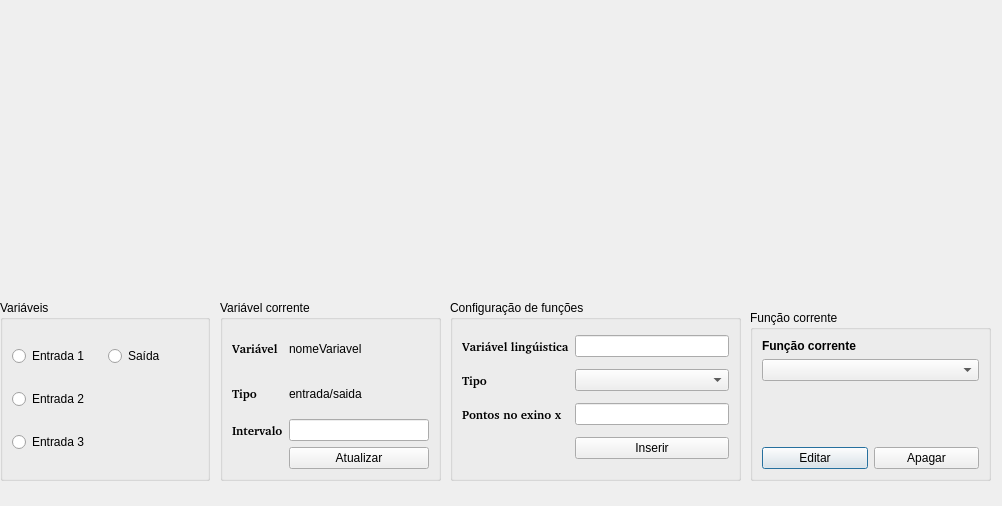
Before: the Qt Designer form src/functionwindow.ui in carvalhojldc/fuzzy-control, drawn with Qt 5.
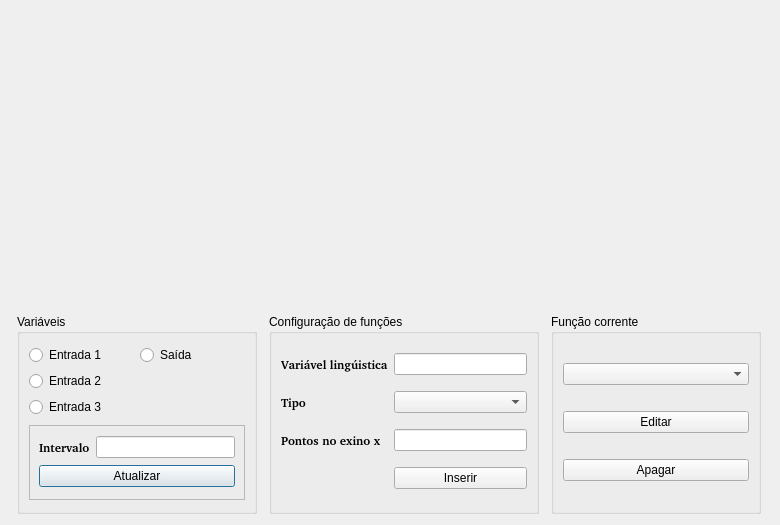
After: the same form once the commit is applied. Custom widgets are drawn as their Qt base class.

What changed in the file:
```diff
--- a/src/functionwindow.ui
+++ b/src/functionwindow.ui
@@ -6,184 +6,40 @@
    <rect>
     <x>0</x>
     <y>0</y>
-    <width>1002</width>
-    <height>506</height>
+    <width>780</width>
+    <height>525</height>
    </rect>
   </property>
+  <property name="minimumSize">
+   <size>
+    <width>780</width>
+    <height>525</height>
+   </size>
+  </property>
+  <property name="maximumSize">
+   <size>
+    <width>780</width>
+    <height>525</height>
+   </size>
+  </property>
   <property name="windowTitle">
    <string>Fuzzy</string>
   </property>
-  <widget class="QGroupBox" name="groupBox_4">
-   <property name="geometry">
-    <rect>
-     <x>350</x>
-     <y>530</y>
-     <width>191</width>
-     <height>81</height>
-    </rect>
-   </property>
-   <property name="title">
-    <string>Controle</string>
-   </property>
-   <widget class="QComboBox" name="cb_controlFuzzy">
-    <property name="geometry">
-     <rect>
-      <x>20</x>
-      <y>40</y>
-      <width>170</width>
-      <height>31</height>
-     </rect>
-    </property>
-   </widget>
-  </widget>
-  <widget class="QGroupBox" name="groupBox_5">
-   <property name="geometry">
-    <rect>
-     <x>750</x>
-     <y>310</y>
-     <width>241</width>
-     <height>171</height>
-    </rect>
-   </property>
-   <property name="title">
-    <string>Função corrente</string>
-   </property>
-   <layout class="QGridLayout" name="gridLayout_5">
-    <item row="2" column="0">
-     <widget class="QPushButton" name="pb_editFunction">
-      <property name="text">
-       <string>Editar</string>
-      </property>
-     </widget>
-    </item>
-    <item row="0" column="0" colspan="2">
-     <layout class="QGridLayout" name="gridLayout">
+  <layout class="QGridLayout" name="gridLayout_8">
       <item row="0" column="0">
-       <widget class="QLabel" name="label">
-        <property name="font">
-         <font>
-          <weight>75</weight>
-          <bold>true</bold>
-         </font>
-        </property>
-        <property name="text">
-         <string>Função corrente</string>
-        </property>
-       </widget>
-      </item>
-      <item row="1" column="0">
-       <widget class="QComboBox" name="cb_currentFuzzyFunction"/>
-      </item>
-     </layout>
-    </item>
-    <item row="2" column="1">
-     <widget class="QPushButton" name="pb_deleteFunction">
-      <property name="text">
-       <string>Apagar</string>
-      </property>
-     </widget>
-    </item>
-    <item row="1" column="0">
-     <spacer name="verticalSpacer">
-      <property name="orientation">
-       <enum>Qt::Vertical</enum>
-      </property>
-      <property name="sizeHint" stdset="0">
-       <size>
-        <width>20</width>
-        <height>40</height>
-       </size>
-      </property>
-     </spacer>
-    </item>
-   </layout>
-  </widget>
-  <widget class="QGroupBox" name="groupBox">
-   <property name="geometry">
-    <rect>
-     <x>450</x>
-     <y>300</y>
-     <width>291</width>
-     <height>181</height>
-    </rect>
-   </property>
-   <property name="title">
-    <string>Configuração de funções</string>
-   </property>
-   <layout class="QGridLayout" name="gridLayout_2">
+    <layout class="QGridLayout" name="gridLayout_7">
     <item row="0" column="0">
-     <widget class="QLabel" name="lb_InsertFunctionName">
-      <property name="font">
-       <font>
-        <family>Bitstream Charter</family>
-        <weight>75</weight>
-        <bold>true</bold>
-       </font>
-      </property>
-      <property name="text">
-       <string>Variável lingúistica</string>
-      </property>
-     </widget>
-    </item>
-    <item row="0" column="1">
-     <widget class="QLineEdit" name="le_InsertFunctionName"/>
-    </item>
-    <item row="1" column="0">
-     <widget class="QLabel" name="label_12">
-      <property name="font">
-       <font>
-        <family>Bitstream Charter</family>
-        <weight>75</weight>
-        <bold>true</bold>
-       </font>
-      </property>
-      <property name="text">
-       <string>Tipo</string>
-      </property>
-     </widget>
-    </item>
-    <item row="1" column="1">
-     <widget class="QComboBox" name="cb_InsertFunctionType"/>
-    </item>
-    <item row="2" column="0">
-     <widget class="QLabel" name="label_8">
-      <property name="font">
-       <font>
-        <family>Bitstream Charter</family>
-        <weight>75</weight>
-        <bold>true</bold>
-       </font>
-      </property>
-      <property name="text">
-       <string>Pontos no exino x</string>
-      </property>
-     </widget>
-    </item>
-    <item row="2" column="1">
-     <widget class="QLineEdit" name="le_InsertRangeFunction"/>
-    </item>
-    <item row="3" column="1">
-     <widget class="QPushButton" name="pb_insertFunction">
-      <property name="text">
-       <string>Inserir</string>
-      </property>
-     </widget>
-    </item>
-   </layout>
-  </widget>
   <widget class="QCustomPlot" name="funcionPlot" native="true">
-   <property name="geometry">
-    <rect>
-     <x>10</x>
-     <y>30</y>
-     <width>981</width>
-     <height>271</height>
-    </rect>
+       <property name="sizePolicy">
+        <sizepolicy hsizetype="Fixed" vsizetype="Fixed">
+         <horstretch>0</horstretch>
+         <verstretch>0</verstretch>
+        </sizepolicy>
    </property>
    <property name="minimumSize">
     <size>
-     <width>250</width>
-     <height>250</height>
+         <width>760</width>
+         <height>300</height>
     </size>
    </property>
    <property name="maximumSize">
@@ -194,25 +50,29 @@
    </property>
    <layout class="QGridLayout" name="gridLayout_6"/>
   </widget>
+     </item>
+     <item row="1" column="0">
+      <layout class="QGridLayout" name="gridLayout_3">
+       <item row="0" column="0">
   <widget class="QGroupBox" name="gb_io">
-   <property name="geometry">
-    <rect>
-     <x>0</x>
-     <y>300</y>
-     <width>210</width>
-     <height>181</height>
-    </rect>
-   </property>
    <property name="minimumSize">
     <size>
-     <width>169</width>
-     <height>0</height>
+           <width>240</width>
+           <height>200</height>
+          </size>
+         </property>
+         <property name="maximumSize">
+          <size>
+           <width>240</width>
+           <height>200</height>
     </size>
    </property>
    <property name="title">
     <string>Variáveis</string>
    </property>
    <layout class="QGridLayout" name="gridLayout_4">
+          <item row="1" column="0" colspan="2">
+           <layout class="QGridLayout" name="gridLayout_9">
     <item row="0" column="0">
      <widget class="QRadioButton" name="rb_inputP">
       <property name="text">
@@ -242,69 +102,29 @@
      </widget>
     </item>
    </layout>
-  </widget>
-  <widget class="QGroupBox" name="groupBox_2">
-   <property name="geometry">
-    <rect>
-     <x>220</x>
-     <y>300</y>
-     <width>221</width>
-     <height>181</height>
-    </rect>
-   </property>
+          </item>
+          <item row="4" column="0" colspan="2">
+           <widget class="QFrame" name="frame">
    <property name="minimumSize">
     <size>
-     <width>210</width>
-     <height>170</height>
-    </size>
-   </property>
-   <property name="title">
-    <string>Variável corrente</string>
-   </property>
-   <layout class="QGridLayout" name="gridLayout_3">
+              <width>0</width>
+              <height>75</height>
+             </size>
+            </property>
+            <property name="maximumSize">
+             <size>
+              <width>16777215</width>
+              <height>75</height>
+             </size>
+            </property>
+            <property name="frameShape">
+             <enum>QFrame::StyledPanel</enum>
+            </property>
+            <property name="frameShadow">
+             <enum>QFrame::Raised</enum>
+            </property>
+            <layout class="QGridLayout" name="gridLayout_5">
     <item row="0" column="0">
-     <widget class="QLabel" name="label_3">
-      <property name="font">
-       <font>
-        <family>Bitstream Charter</family>
-        <weight>75</weight>
-        <bold>true</bold>
-       </font>
-      </property>
-      <property name="text">
-       <string>Variável</string>
-      </property>
-     </widget>
-    </item>
-    <item row="0" column="1">
-     <widget class="QLabel" name="lb_fuzzyVari">
-      <property name="text">
-       <string>nomeVariavel</string>
-      </property>
-     </widget>
-    </item>
-    <item row="1" column="0">
-     <widget class="QLabel" name="label_6">
-      <property name="font">
-       <font>
-        <family>Bitstream Charter</family>
-        <weight>75</weight>
-        <bold>true</bold>
-       </font>
-      </property>
-      <property name="text">
-       <string>Tipo</string>
-      </property>
-     </widget>
-    </item>
-    <item row="1" column="1">
-     <widget class="QLabel" name="lb_fuzzyIO">
-      <property name="text">
-       <string>entrada/saida</string>
-      </property>
-     </widget>
-    </item>
-    <item row="2" column="0">
      <widget class="QLabel" name="label_4">
       <property name="font">
        <font>
@@ -318,10 +138,10 @@
       </property>
      </widget>
     </item>
-    <item row="2" column="1">
+             <item row="0" column="1">
      <widget class="QLineEdit" name="le_fuzzyRange"/>
     </item>
-    <item row="3" column="1">
+             <item row="1" column="0" colspan="2">
      <widget class="QPushButton" name="pb_fuzzyIO">
       <property name="text">
        <string>Atualizar</string>
@@ -330,12 +150,171 @@
     </item>
    </layout>
   </widget>
-  <zorder>groupBox_5</zorder>
-  <zorder>groupBox</zorder>
-  <zorder>funcionPlot</zorder>
-  <zorder>gb_io</zorder>
-  <zorder>groupBox_2</zorder>
-  <zorder>groupBox_4</zorder>
+          </item>
+          <item row="5" column="0">
+           <spacer name="verticalSpacer_2">
+            <property name="orientation">
+             <enum>Qt::Vertical</enum>
+            </property>
+            <property name="sizeHint" stdset="0">
+             <size>
+              <width>20</width>
+              <height>40</height>
+             </size>
+            </property>
+           </spacer>
+          </item>
+          <item row="0" column="0">
+           <spacer name="verticalSpacer">
+            <property name="orientation">
+             <enum>Qt::Vertical</enum>
+            </property>
+            <property name="sizeHint" stdset="0">
+             <size>
+              <width>20</width>
+              <height>40</height>
+             </size>
+            </property>
+           </spacer>
+          </item>
+          <item row="2" column="0">
+           <spacer name="verticalSpacer_3">
+            <property name="orientation">
+             <enum>Qt::Vertical</enum>
+            </property>
+            <property name="sizeHint" stdset="0">
+             <size>
+              <width>20</width>
+              <height>40</height>
+             </size>
+            </property>
+           </spacer>
+          </item>
+         </layout>
+        </widget>
+       </item>
+       <item row="0" column="1">
+        <widget class="QGroupBox" name="groupBox">
+         <property name="minimumSize">
+          <size>
+           <width>270</width>
+           <height>200</height>
+          </size>
+         </property>
+         <property name="maximumSize">
+          <size>
+           <width>270</width>
+           <height>200</height>
+          </size>
+         </property>
+         <property name="title">
+          <string>Configuração de funções</string>
+         </property>
+         <layout class="QGridLayout" name="gridLayout_2">
+          <item row="0" column="0">
+           <widget class="QLabel" name="lb_InsertFunctionName">
+            <property name="font">
+             <font>
+              <family>Bitstream Charter</family>
+              <weight>75</weight>
+              <bold>true</bold>
+             </font>
+            </property>
+            <property name="text">
+             <string>Variável lingúistica</string>
+            </property>
+           </widget>
+          </item>
+          <item row="0" column="1">
+           <widget class="QLineEdit" name="le_InsertFunctionName"/>
+          </item>
+          <item row="1" column="0">
+           <widget class="QLabel" name="label_12">
+            <property name="font">
+             <font>
+              <family>Bitstream Charter</family>
+              <weight>75</weight>
+              <bold>true</bold>
+             </font>
+            </property>
+            <property name="text">
+             <string>Tipo</string>
+            </property>
+           </widget>
+          </item>
+          <item row="1" column="1">
+           <widget class="QComboBox" name="cb_InsertFunctionType"/>
+          </item>
+          <item row="2" column="0">
+           <widget class="QLabel" name="label_8">
+            <property name="font">
+             <font>
+              <family>Bitstream Charter</family>
+              <weight>75</weight>
+              <bold>true</bold>
+             </font>
+            </property>
+            <property name="text">
+             <string>Pontos no exino x</string>
+            </property>
+           </widget>
+          </item>
+          <item row="2" column="1">
+           <widget class="QLineEdit" name="le_InsertRangeFunction"/>
+          </item>
+          <item row="3" column="1">
+           <widget class="QPushButton" name="pb_insertFunction">
+            <property name="text">
+             <string>Inserir</string>
+            </property>
+           </widget>
+          </item>
+         </layout>
+        </widget>
+       </item>
+       <item row="0" column="2">
+        <widget class="QGroupBox" name="groupBox_5">
+         <property name="minimumSize">
+          <size>
+           <width>210</width>
+           <height>200</height>
+          </size>
+         </property>
+         <property name="maximumSize">
+          <size>
+           <width>210</width>
+           <height>200</height>
+          </size>
+         </property>
+         <property name="title">
+          <string>Função corrente</string>
+         </property>
+         <layout class="QGridLayout" name="gridLayout">
+          <item row="0" column="0">
+           <widget class="QComboBox" name="cb_currentFuzzyFunction"/>
+          </item>
+          <item row="1" column="0">
+           <widget class="QPushButton" name="pb_editFunction">
+            <property name="text">
+             <string>Editar</string>
+            </property>
+           </widget>
+          </item>
+          <item row="2" column="0">
+           <widget class="QPushButton" name="pb_deleteFunction">
+            <property name="text">
+             <string>Apagar</string>
+            </property>
+           </widget>
+          </item>
+         </layout>
+        </widget>
+       </item>
+      </layout>
+     </item>
+    </layout>
+   </item>
+  </layout>
  </widget>
  <customwidgets>
   <customwidget>
```
Left out of the diff: 2 changed lines with no effect on the pictures. Lines whose indentation alone changed are shown as unchanged.
